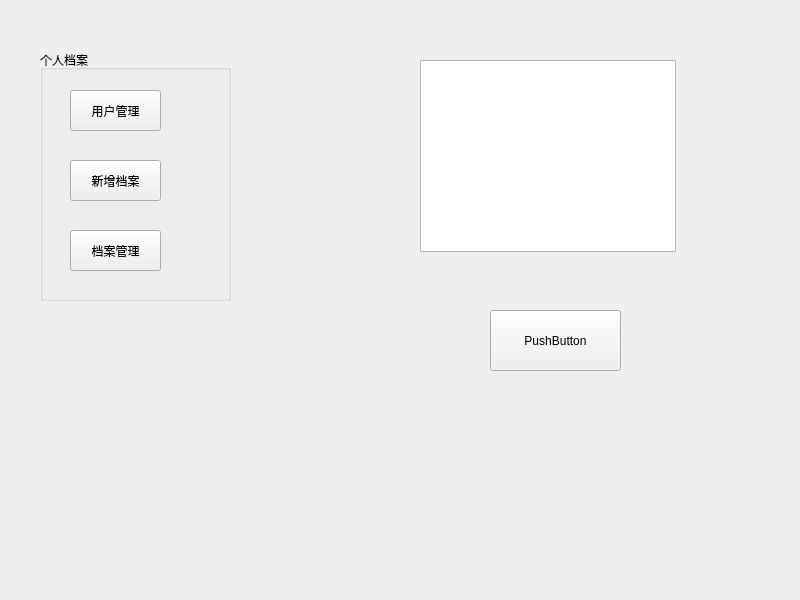
Above: frontend/Forms/widget.ui from Felis1204/OmniHealth_Profiler before the change. Below: the same form after it.
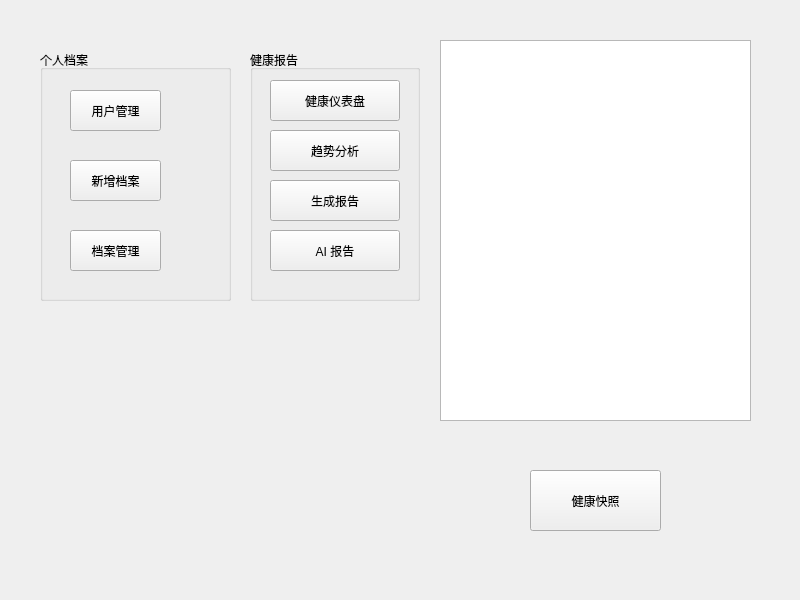
That is the form after the change.

Commit message:
feat: 前端输出功能完善 — 仪表盘/趋势图/报告
- 新增健康仪表盘对话框（BMI / ASCVD / TyG / CDRS 评估）
- 新增趋势分析对话框（QtCharts 折线图）
- 新增报告生成对话框（周报/月报选择）
- widget.ui 增加健康报告分组及 4 个输出按钮
- CMakeLists.txt 添加 Charts 模块及新文件路径

Patch:
```diff
--- a/frontend/Forms/widget.ui
+++ b/frontend/Forms/widget.ui
@@ -16,23 +16,23 @@
   <widget class="QPushButton" name="pushButton">
    <property name="geometry">
     <rect>
-     <x>490</x>
-     <y>310</y>
+     <x>530</x>
+     <y>470</y>
      <width>131</width>
      <height>61</height>
     </rect>
    </property>
    <property name="text">
-    <string>PushButton</string>
+    <string>健康快照</string>
    </property>
   </widget>
   <widget class="QTextBrowser" name="textBrowser">
    <property name="geometry">
     <rect>
-     <x>420</x>
-     <y>60</y>
-     <width>256</width>
-     <height>192</height>
+     <x>440</x>
+     <y>40</y>
+     <width>311</width>
+     <height>381</height>
     </rect>
    </property>
   </widget>
@@ -88,6 +88,71 @@
     </property>
    </widget>
   </widget>
+  <widget class="QGroupBox" name="outputGroupBox">
+   <property name="geometry">
+    <rect>
+     <x>250</x>
+     <y>50</y>
+     <width>170</width>
+     <height>251</height>
+    </rect>
+   </property>
+   <property name="title">
+    <string>健康报告</string>
+   </property>
+   <widget class="QPushButton" name="dashboardButton">
+    <property name="geometry">
+     <rect>
+      <x>20</x>
+      <y>30</y>
+      <width>130</width>
+      <height>41</height>
+     </rect>
+    </property>
+    <property name="text">
+     <string>健康仪表盘</string>
+    </property>
+   </widget>
+   <widget class="QPushButton" name="trendButton">
+    <property name="geometry">
+     <rect>
+      <x>20</x>
+      <y>80</y>
+      <width>130</width>
+      <height>41</height>
+     </rect>
+    </property>
+    <property name="text">
+     <string>趋势分析</string>
+    </property>
+   </widget>
+   <widget class="QPushButton" name="reportButton">
+    <property name="geometry">
+     <rect>
+      <x>20</x>
+      <y>130</y>
+      <width>130</width>
+      <height>41</height>
+     </rect>
+    </property>
+    <property name="text">
+     <string>生成报告</string>
+    </property>
+   </widget>
+   <widget class="QPushButton" name="aiButton">
+    <property name="geometry">
+     <rect>
+      <x>20</x>
+      <y>180</y>
+      <width>130</width>
+      <height>41</height>
+     </rect>
+    </property>
+    <property name="text">
+     <string>AI 报告</string>
+    </property>
+   </widget>
+  </widget>
  </widget>
  <resources/>
  <connections/>
```
The commit also changes 12 other files.
